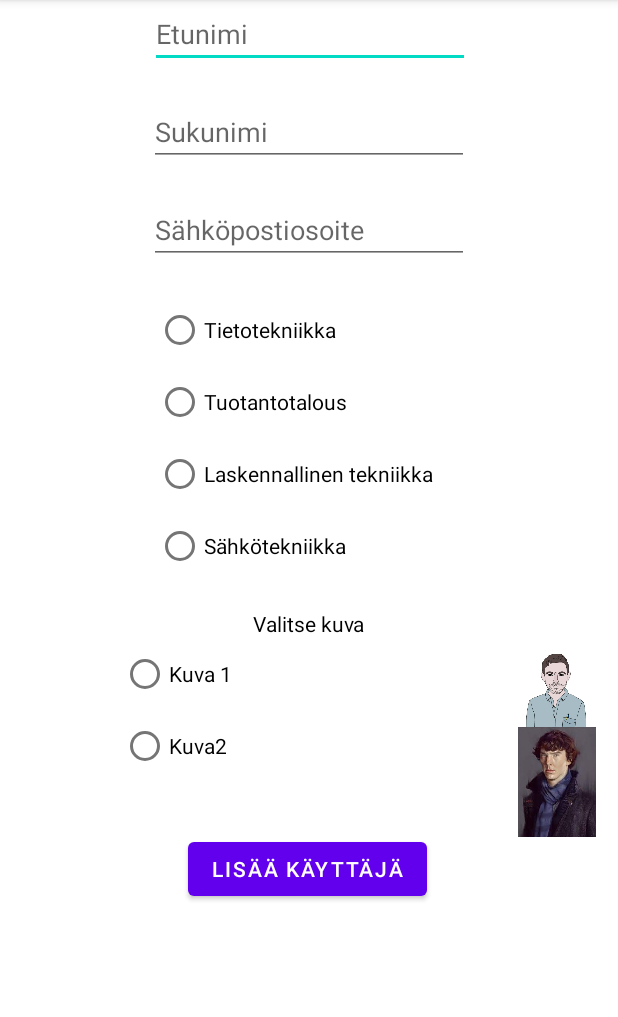
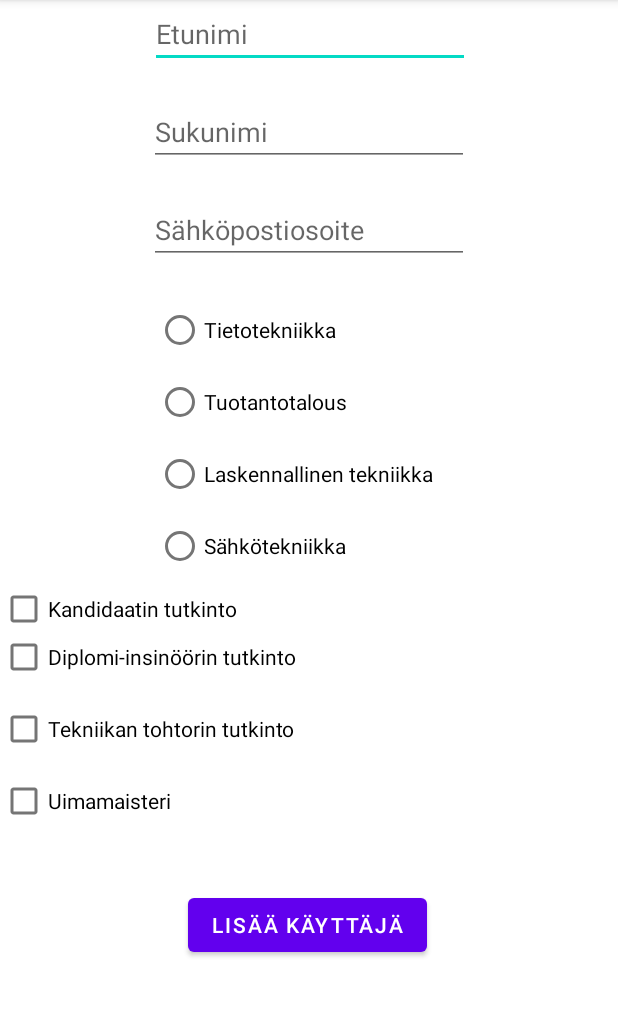
Before and after one commit to Lasstuu/Registration2.1, an Android app: the AddUserActivity screen opened directly, with no data from a screen before it, after a tap on "LISÄÄ KÄYTTÄJÄ", on a phone screen of 412 x 824 dp, the part 84-1101 px from its top. Run offline under Robolectric (Android 15) with nearby library versions, the phone set to English and light mode, and no system bars.

Commit message:
Registration

```diff
--- a/app/src/main/java/main/registration/AddUserActivity.java
+++ b/app/src/main/java/main/registration/AddUserActivity.java
@@ -4,8 +4,11 @@ import androidx.appcompat.app.AppCompatActivity;
 
 import android.os.Bundle;
 import android.view.View;
+import android.widget.CheckBox;
 import android.widget.RadioGroup;
 import android.widget.TextView;
+
+import java.util.ArrayList;
 
 public class AddUserActivity extends AppCompatActivity {
 
@@ -24,31 +27,32 @@ public class AddUserActivity extends AppCompatActivity {
         String firstName = tvFirstName.getText().toString();
         String lastName = tvLastName.getText().toString();
         String email = tvEmail.getText().toString();
-        int image = 0;
-        RadioGroup radioGroup = findViewById(R.id.radioGroup);
-        switch (radioGroup.getCheckedRadioButtonId()) {
-            case R.id.pfp1:
-                image = R.drawable.pfp1;
-                break;
-            case R.id.pfp2:
-                image = R.drawable.pfp2;
-                break;
-        }
+        ArrayList<String> diplomas = new ArrayList<>();
+        CheckBox cbKandi = findViewById(R.id.cbKandi);
+        CheckBox cbDI = findViewById(R.id.cbDI);
+        CheckBox cbTohtori = findViewById(R.id.cbTohtori);
+        CheckBox cbMaisteri = findViewById(R.id.cbMaisteri);
+        if(cbKandi.isChecked() == true){diplomas.add("Kandidaatin tutkinto");}
+        if(cbDI.isChecked() == true){diplomas.add("Diplomi-insinöörin tutkinto");}
+        if(cbTohtori.isChecked() == true){diplomas.add("Tekniikan tohtorin tutkinto");}
+        if(cbMaisteri.isChecked() == true){diplomas.add("Uimamaisteri");}
+
         switch (rgUserType.getCheckedRadioButtonId()) {
 
             case R.id.rbTite:
-                UserStorage.getInstance().addUser(new User(firstName, lastName, email,"Tietotekniikka", image));
+                UserStorage.getInstance().addUser(new User(firstName, lastName, email,"Tietotekniikka", diplomas));
                 break;
             case R.id.rbTuta:
-                UserStorage.getInstance().addUser(new User(firstName, lastName, email,"Tuotantotalous", image));
+                UserStorage.getInstance().addUser(new User(firstName, lastName, email,"Tuotantotalous", diplomas));
                 break;
             case R.id.rbLate:
-                UserStorage.getInstance().addUser(new User(firstName, lastName, email,"Laskennallinen tekniikka", image));
+                UserStorage.getInstance().addUser(new User(firstName, lastName, email,"Laskennallinen tekniikka", diplomas));
                 break;
             case R.id.rbSate:
-                UserStorage.getInstance().addUser(new User(firstName, lastName, email,"Sähkötekniikka", image));
+                UserStorage.getInstance().addUser(new User(firstName, lastName, email,"Sähkötekniikka", diplomas));
                 break;
         }
+
 
     }
 
--- a/app/src/main/java/main/registration/ListUsersActivity.java
+++ b/app/src/main/java/main/registration/ListUsersActivity.java
@@ -22,6 +22,6 @@ public class ListUsersActivity extends AppCompatActivity {
         recyclerView = findViewById(R.id.rvUserView);
 
         recyclerView.setLayoutManager(new LinearLayoutManager(this));
-        recyclerView.setAdapter(new UserListAdapter(getApplicationContext(), userStorage.getUsers()));
+        recyclerView.setAdapter(new UserListAdapter(getApplicationContext(), userStorage.getUsersAlphabetical()));
     }
 }
--- a/app/src/main/java/main/registration/UserListAdapter.java
+++ b/app/src/main/java/main/registration/UserListAdapter.java
@@ -31,7 +31,7 @@ public class UserListAdapter extends RecyclerView.Adapter<UserViewHolder> {
         holder.userName.setText(users.get(position).getFirstName() + " " + users.get(position).getLastName());
         holder.userType.setText(users.get(position).getDegreeProgram());
         holder.userEmail.setText(users.get(position).getEmail());
-        holder.imageView.setImageResource(users.get(position).getImage());
+        holder.userDiploma.setText(users.get(position).getDiplomas());
     }
 
     @Override
--- a/app/src/main/java/main/registration/UserViewHolder.java
+++ b/app/src/main/java/main/registration/UserViewHolder.java
@@ -9,12 +9,12 @@ import androidx.recyclerview.widget.RecyclerView;
 
 public class UserViewHolder extends RecyclerView.ViewHolder {
     ImageView imageView;
-    TextView userName, userType, userEmail;
+    TextView userName, userType, userEmail, userDiploma;
     public UserViewHolder(@NonNull View itemView) {
         super(itemView);
-        imageView = itemView.findViewById(R.id.imageView);
         userName = itemView.findViewById(R.id.txtName);
         userType = itemView.findViewById(R.id.txtUserType);
         userEmail = itemView.findViewById(R.id.txtUVEmail);
+        userDiploma = itemView.findViewById(R.id.txtDiplomas);
     }
 }
--- a/app/src/main/res/layout/activity_add_user.xml
+++ b/app/src/main/res/layout/activity_add_user.xml
@@ -52,7 +52,8 @@
         app:layout_constraintEnd_toEndOf="parent"
         app:layout_constraintHorizontal_bias="0.497"
         app:layout_constraintStart_toStartOf="parent"
-        app:layout_constraintTop_toBottomOf="@+id/rgUserType" />
+        app:layout_constraintTop_toBottomOf="@+id/rgUserType"
+        app:layout_constraintVertical_bias="0.615" />
 
     <EditText
         android:id="@+id/txtfirstName"
@@ -90,59 +91,49 @@
         app:layout_constraintStart_toStartOf="parent"
         app:layout_constraintTop_toBottomOf="@+id/txtLastName" />
 
-    <TextView
-        android:id="@+id/textView2"
-        android:layout_width="wrap_content"
+    <CheckBox
+        android:id="@+id/cbKandi"
+        android:layout_width="match_parent"
         android:layout_height="wrap_content"
-        android:text="Valitse kuva"
-        android:textColor="#000000"
-        app:layout_constraintBottom_toTopOf="@+id/bAddUser"
+        android:minWidth="20dp"
+        android:minHeight="20dp"
+        android:text="Kandidaatin tutkinto"
+        android:textSize="14sp"
+        app:layout_constraintTop_toBottomOf="@+id/rgUserType"
+        tools:layout_editor_absoluteX="102dp" />
+
+    <CheckBox
+        android:id="@+id/cbDI"
+        android:layout_width="match_parent"
+        android:layout_height="32dp"
+        android:text="Diplomi-insinöörin tutkinto"
+        app:layout_constraintTop_toBottomOf="@+id/cbKandi"
+        tools:layout_editor_absoluteX="0dp" />
+
+    <CheckBox
+        android:id="@+id/cbTohtori"
+        android:layout_width="match_parent"
+        android:layout_height="wrap_content"
+        android:layout_marginTop="16dp"
+        android:minWidth="20dp"
+        android:minHeight="20dp"
+        android:text="Tekniikan tohtorin tutkinto"
+        android:textSize="14sp"
+        app:layout_constraintTop_toBottomOf="@+id/cbDI"
+        tools:layout_editor_absoluteX="0dp" />
+
+    <CheckBox
+        android:id="@+id/cbMaisteri"
+        android:layout_width="match_parent"
+        android:layout_height="wrap_content"
+        android:layout_marginTop="16dp"
+        android:minWidth="20dp"
+        android:minHeight="20dp"
+        android:text="Uimamaisteri"
+        android:textSize="14sp"
         app:layout_constraintEnd_toEndOf="parent"
+        app:layout_constraintHorizontal_bias="0.0"
         app:layout_constraintStart_toStartOf="parent"
-        app:layout_constraintTop_toBottomOf="@+id/rgUserType"
-        app:layout_constraintVertical_bias="0.109" />
-
-    <RadioGroup
-        android:id="@+id/radioGroup"
-        android:layout_width="250dp"
-        android:layout_height="107dp"
-        app:layout_constraintBottom_toTopOf="@+id/bAddUser"
-        app:layout_constraintEnd_toEndOf="parent"
-        app:layout_constraintHorizontal_bias="0.496"
-        app:layout_constraintStart_toStartOf="parent"
-        app:layout_constraintTop_toBottomOf="@+id/textView2"
-        app:layout_constraintVertical_bias="0.0">
-
-        <RadioButton
-            android:id="@+id/pfp1"
-            android:layout_width="match_parent"
-            android:layout_height="wrap_content"
-            android:text="Kuva 1" />
-
-        <RadioButton
-            android:id="@+id/pfp2"
-            android:layout_width="match_parent"
-            android:layout_height="wrap_content"
-            android:text="Kuva2" />
-
-    </RadioGroup>
-
-    <ImageView
-        android:id="@+id/imageView5"
-        android:layout_width="59dp"
-        android:layout_height="59dp"
-        app:layout_constraintEnd_toEndOf="parent"
-        app:layout_constraintStart_toEndOf="@+id/radioGroup"
-        app:layout_constraintTop_toTopOf="@+id/radioGroup"
-        app:srcCompat="@drawable/pfp1" />
-
-    <ImageView
-        android:id="@+id/imageView6"
-        android:layout_width="76dp"
-        android:layout_height="73dp"
-        app:layout_constraintEnd_toEndOf="parent"
-        app:layout_constraintStart_toEndOf="@+id/radioGroup"
-        app:layout_constraintTop_toBottomOf="@+id/imageView5"
-        app:srcCompat="@drawable/pfp2" />
+        app:layout_constraintTop_toBottomOf="@+id/cbTohtori" />
 
 </androidx.constraintlayout.widget.ConstraintLayout>
```
Also changed, not shown: app/src/main/java/main/registration/User.java (+15 -5 lines), app/src/main/java/main/registration/UserStorage.java (+12 -0 lines), app/src/main/res/layout/user_view.xml (+17 -8 lines).
